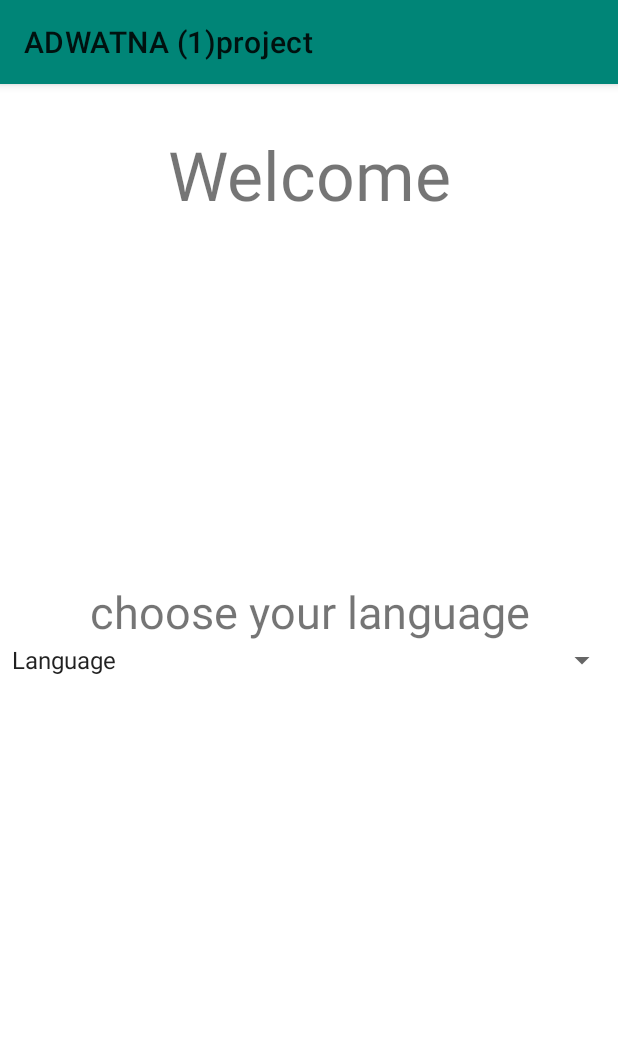
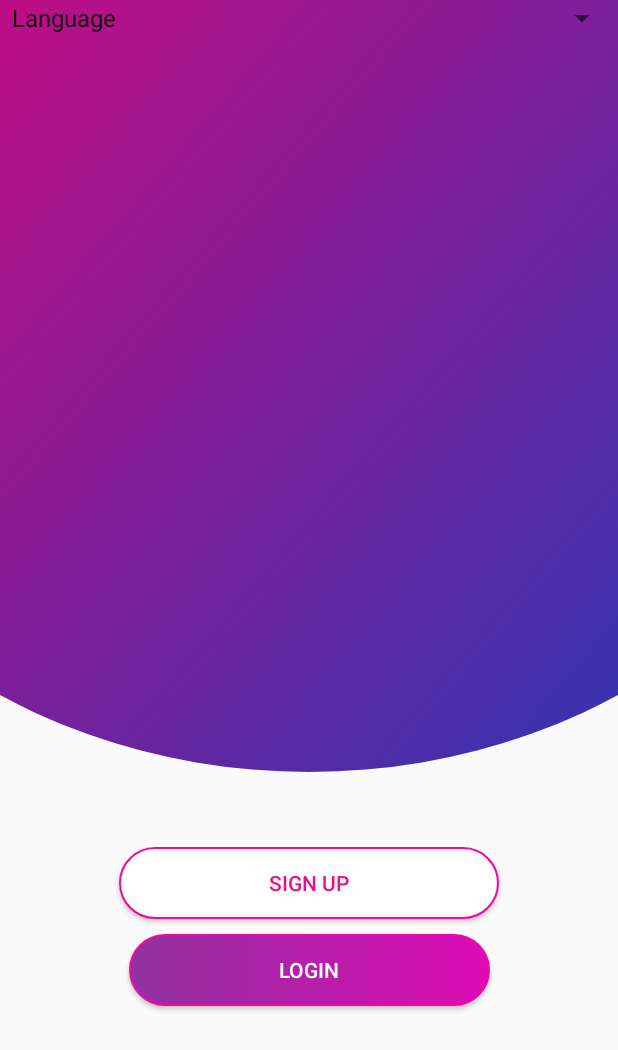
Before and after one commit to sabra0/adwatna, an Android app: the screen it shows after launch (Welcome1Activity), on a phone screen of 412 x 824 dp. Shown: the top 1050 px of the screen. Run offline under Robolectric (Android 15) with nearby library versions, the phone set to English and light mode, and no system bars.

Commit message:
last modification in login and sign up screens

```diff
--- a/app/build.gradle
+++ b/app/build.gradle
@@ -5,7 +5,7 @@ android {
     buildToolsVersion "29.0.2"
     defaultConfig {
         applicationId "com.example.adwatna1project"
-        minSdkVersion 21
+        minSdkVersion 16
         targetSdkVersion 29
         versionCode 1
         versionName "1.0"
@@ -21,6 +21,10 @@ android {
 
 dependencies {
 
+    //fo using gif
+    implementation 'com.github.bumptech.glide:glide:4.2.0'
+
+    //for using material gallery if wanted
     implementation 'com.google.android.material:material:1.0.0'
 
     implementation fileTree(dir: 'libs', include: ['*.jar'])
--- a/app/src/main/java/com/example/adwatna1project/MainActivity.java
+++ b/app/src/main/java/com/example/adwatna1project/MainActivity.java
@@ -5,14 +5,24 @@ import android.os.Bundle;
 import android.content.Intent;
 import android.os.Handler;
 import android.util.Log;
+import android.view.animation.Animation;
+import android.view.animation.AnimationUtils;
+import android.widget.ImageView;
+
+import com.bumptech.glide.Glide;
 
 public class MainActivity extends AppCompatActivity {
-private static int SPLASH_TIME_OUT=3000;
+private static int SPLASH_TIME_OUT=4000;
+ImageView gif ;
+private ImageView logo;
 
     @Override
     protected void onCreate(Bundle savedInstanceState) {
         super.onCreate(savedInstanceState);
         setContentView(R.layout.activity_main);
+
+        logo= findViewById(R.id.logo);
+        gif=findViewById(R.id.gif);
 
         new Handler().postDelayed(new Runnable() {
               @Override
@@ -25,5 +35,15 @@ private static int SPLASH_TIME_OUT=3000;
                 ,SPLASH_TIME_OUT
         );
 
+//to make animation while app is opening
+        Animation myanim = AnimationUtils.loadAnimation(this,R.anim.mysplashanimation);
+        logo.startAnimation(myanim);
+
+
+// to make gif not like jus an image
+        Glide.with(getApplicationContext())
+                .asGif()
+                .load(R.drawable.cogwheel)
+                .into(gif);
     }
 }
--- a/app/src/main/java/com/example/adwatna1project/Welcome1Activity.java
+++ b/app/src/main/java/com/example/adwatna1project/Welcome1Activity.java
@@ -20,12 +20,34 @@ import java.util.ArrayList;
 import java.util.Locale;
 
 public class Welcome1Activity extends AppCompatActivity {
+    Button btn1,btn2;
     @Override
     protected void onCreate(Bundle savedInstanceState) {
         super.onCreate(savedInstanceState);
         setContentView(R.layout.activity_welcome1);
 
+        btn1=findViewById(R.id.btn1);
+        btn2=findViewById(R.id.btn2);
 
+        btn1.setOnClickListener(new View.OnClickListener() {
+            @Override
+            public void onClick(View v) {
+                Intent intent =new Intent(Welcome1Activity.this,SignUpActivity.class);
+                startActivity(intent);
+                finish();
+            }
+        });
+
+        btn2.setOnClickListener(new View.OnClickListener() {
+            @Override
+            public void onClick(View v) {
+                Intent intent = new Intent(Welcome1Activity.this,LoginActivity.class);
+                startActivity(intent);
+                finish();
+            }
+        });
+
+        //spinner to change language between ar and en
         Spinner spinner = (Spinner) findViewById(R.id.spinner1);
 
         ArrayList<String> arrayList = new ArrayList<>();
@@ -44,17 +66,13 @@ public class Welcome1Activity extends AppCompatActivity {
             public void onItemSelected(AdapterView<?> parent, View view, int pos, long id) {
 
                 if (pos == 1) {
-
                     Toast.makeText(parent.getContext(),"You have selected English", Toast.LENGTH_SHORT).show();
                     setAppLocale("en");
-
                     restartActivity();
 
                 } else if (pos == 2) {
-
                     Toast.makeText(parent.getContext(),"You have selected Arabic", Toast.LENGTH_SHORT).show();
                     setAppLocale("ar");
-
                     restartActivity();
                 }
             }
@@ -62,7 +80,6 @@ public class Welcome1Activity extends AppCompatActivity {
                 // TODO Auto-generated method stub
             }
         });
-
     }
     // to change language
     public void setAppLocale (String localeCode) {
@@ -76,7 +93,6 @@ public class Welcome1Activity extends AppCompatActivity {
         }
         res.updateConfiguration(conf,dm);
     }
-
     // without this method the activity will not change after changing rhe language
     private void restartActivity() {
         Intent intent = getIntent();
--- /dev/null
+++ b/app/src/main/res/anim/mysplashanimation.xml
@@ -0,0 +1,8 @@
+<?xml version="1.0" encoding="utf-8"?>
+<!-- this xml file for sitting animation of splash activity -->
+<alpha xmlns:android="http://schemas.android.com/apk/res/android"
+    android:fromAlpha="0.0"
+    android:toAlpha="1.0"
+    android:duration="2000">
+
+</alpha>
--- /dev/null
+++ b/app/src/main/res/drawable/layout_curve.xml
@@ -0,0 +1,27 @@
+<?xml version="1.0" encoding="utf-8"?>
+<layer-list xmlns:android="http://schemas.android.com/apk/res/android">
+
+    <item
+        android:top="-150dp"
+        android:bottom="0dp"
+        android:left="-180dp"
+        android:right="-180dp">
+
+        <shape xmlns:android="http://schemas.android.com/apk/res/android"
+            android:innerRadius="50dp"
+            android:shape="oval"
+            android:useLevel="true">
+
+            <gradient android:startColor="#153CBB"
+                android:endColor="#F10074"
+                android:angle="135"/>
+            <corners
+
+                android:bottomLeftRadius="150dp"
+                android:bottomRightRadius="150dp"
+                android:topLeftRadius="0dp"
+                android:topRightRadius="0dp"/>
+
+        </shape>
+    </item>
+</layer-list>
--- /dev/null
+++ b/app/src/main/res/drawable/login_bg.xml
@@ -0,0 +1,21 @@
+<?xml version="1.0" encoding="utf-8"?>
+<shape xmlns:android="http://schemas.android.com/apk/res/android"
+    android:shape="rectangle">
+
+    <gradient android:startColor="#9032A0"
+        android:endColor="#dd0bb4"
+        android:angle="0"/>
+
+    <stroke
+        android:width="1dp"
+        android:color="#F306A4" />
+
+    <padding
+        android:bottom="5dp"
+        android:left="5dp"
+        android:right="5dp"
+        android:top="5dp" />
+
+    <corners android:radius="50dp" />
+
+</shape>
--- /dev/null
+++ b/app/src/main/res/drawable/sign_bg.xml
@@ -0,0 +1,19 @@
+<?xml version="1.0" encoding="utf-8"?>
+<shape xmlns:android="http://schemas.android.com/apk/res/android"
+    android:shape="rectangle">
+
+    <solid android:color="#fefefe" />
+
+    <stroke
+        android:width="1dp"
+        android:color="#F306A4" />
+
+    <padding
+        android:bottom="0dp"
+        android:left="5dp"
+        android:right="5dp"
+        android:top="0dp" />
+
+    <corners android:radius="50dp" />
+
+</shape>
--- a/app/src/main/res/layout/activity_welcome1.xml
+++ b/app/src/main/res/layout/activity_welcome1.xml
@@ -1,29 +1,53 @@
 <?xml version="1.0" encoding="utf-8"?>
-<RelativeLayout xmlns:android="http://schemas.android.com/apk/res/android"
-    android:orientation="vertical" android:layout_width="match_parent"
-    android:layout_height="match_parent">
-    <TextView
+<LinearLayout xmlns:android="http://schemas.android.com/apk/res/android"
+    xmlns:app="http://schemas.android.com/apk/res-auto"
+    android:orientation="vertical"
+    android:layout_width="match_parent"
+    android:layout_height="match_parent"
+    android:weightSum="8">
+    <androidx.constraintlayout.widget.ConstraintLayout
         android:layout_width="match_parent"
-        android:layout_height="wrap_content"
-        android:gravity="center_horizontal"
-        android:layout_alignParentTop="true"
-        android:layout_marginTop="30dp"
-        android:textSize="45sp"
-        android:text="@string/welcome"
-        android:id="@+id/welcome_txt_view"/>
-    <TextView
+        android:layout_height="0dp"
+        android:layout_weight="5"
+        android:id="@+id/layout_1"
+        android:background="@drawable/layout_curve">
+        <Spinner
+            android:layout_width="match_parent"
+            android:layout_height="wrap_content"
+            android:id="@+id/spinner1"
+            app:layout_constraintTop_toTopOf="parent"
+            app:layout_constraintEnd_toEndOf="parent"
+            app:layout_constraintStart_toStartOf="parent" />
+        </androidx.constraintlayout.widget.ConstraintLayout>
+    <androidx.constraintlayout.widget.ConstraintLayout
         android:layout_width="match_parent"
-        android:layout_height="wrap_content"
-        android:gravity="center_horizontal"
-        android:layout_above="@id/spinner1"
-        android:textSize="30sp"
-        android:text="@string/choose"/>
-
-    <Spinner
-        android:layout_width="match_parent"
-        android:layout_height="wrap_content"
-        android:layout_centerInParent="true"
-        android:id="@+id/spinner1"
-        />
-
-</RelativeLayout>
+        android:layout_height="0dp"
+        android:layout_weight="3">
+        <Button
+            android:paddingRight="100dp"
+            android:paddingLeft="100dp"
+            android:id="@+id/btn1"
+            android:textColor="#F00D7F"
+            android:layout_width="wrap_content"
+            android:layout_height="wrap_content"
+            android:background="@drawable/sign_bg"
+            app:layout_constraintEnd_toEndOf="parent"
+            app:layout_constraintStart_toStartOf="parent"
+            app:layout_constraintTop_toTopOf="parent"
+            android:layout_marginTop="50dp"
+            android:text="@string/sign" />
+        <Button
+            android:paddingLeft="100dp"
+            android:paddingRight="100dp"
+            android:layout_marginTop="10dp"
+            android:textColor="#fefefe"
+            android:id="@+id/btn2"
+            android:background="@drawable/login_bg"
+            android:layout_width="wrap_content"
+            android:layout_height="wrap_content"
+            app:layout_constraintEnd_toEndOf="parent"
+            app:layout_constraintStart_toStartOf="parent"
+            app:layout_constraintTop_toBottomOf="@id/btn1"
+            android:text="@string/login" />
+    </androidx.constraintlayout.widget.ConstraintLayout>
+</LinearLayout>
--- a/app/src/main/res/values/colors.xml
+++ b/app/src/main/res/values/colors.xml
@@ -3,4 +3,5 @@
     <color name="colorPrimary">#008577</color>
     <color name="colorPrimaryDark">#00574B</color>
     <color name="colorAccent">#D81B60</color>
+    <color name="backgroundColor">#DE2069</color>
 </resources>
--- a/app/src/main/res/values/styles.xml
+++ b/app/src/main/res/values/styles.xml
@@ -1,7 +1,7 @@
 <resources>
 
     <!-- Base application theme. -->
-    <style name="AppTheme" parent="Theme.MaterialComponents.Light">
+    <style name="AppTheme" parent="Theme.AppCompat.Light.NoActionBar">
         <!-- Customize your theme here. -->
         <item name="colorPrimary">@color/colorPrimary</item>
         <item name="colorPrimaryDark">@color/colorPrimaryDark</item>
```
Also changed, not shown: app/src/main/AndroidManifest.xml (+6 -3 lines), app/src/main/java/com/example/adwatna1project/LoginActivity.java (added, +33 -0 lines), app/src/main/java/com/example/adwatna1project/SignUpActivity.java (added, +32 -0 lines), app/src/main/res/drawable/curve2.xml (added, +25 -0 lines), app/src/main/res/layout/activity_login.xml (added, +141 -0 lines), app/src/main/res/layout/activity_main.xml (+22 -17 lines), app/src/main/res/layout/activity_signup.xml (added, +167 -0 lines), app/src/main/res/values/strings.xml (+22 -0 lines), 2 other files.
